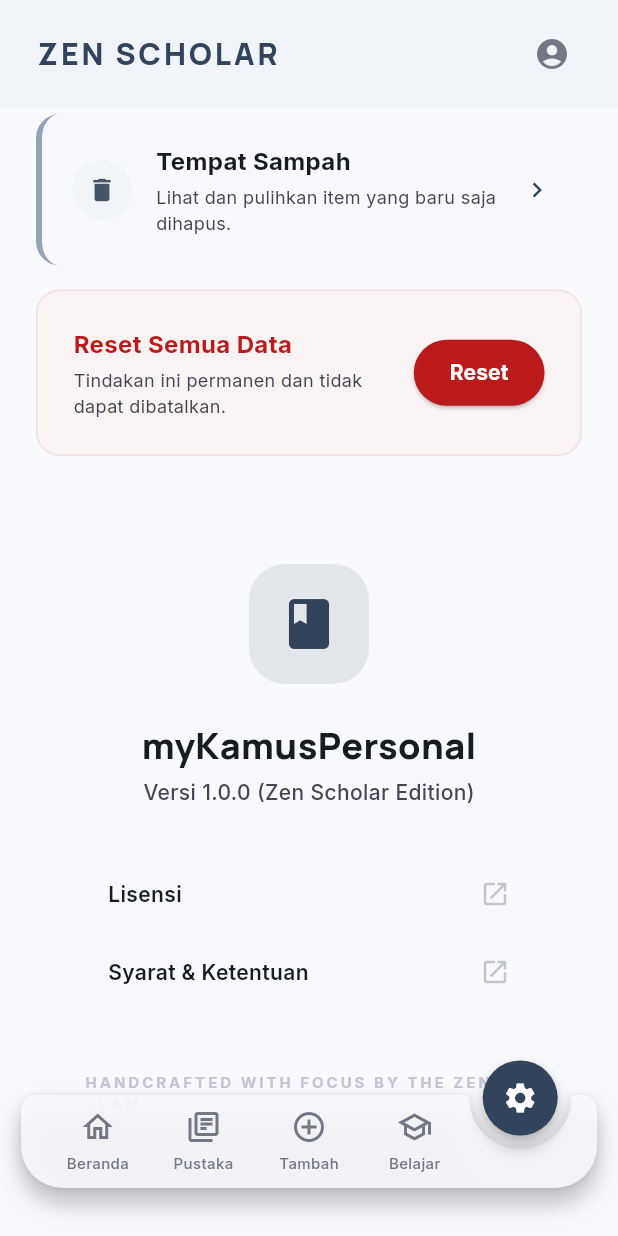
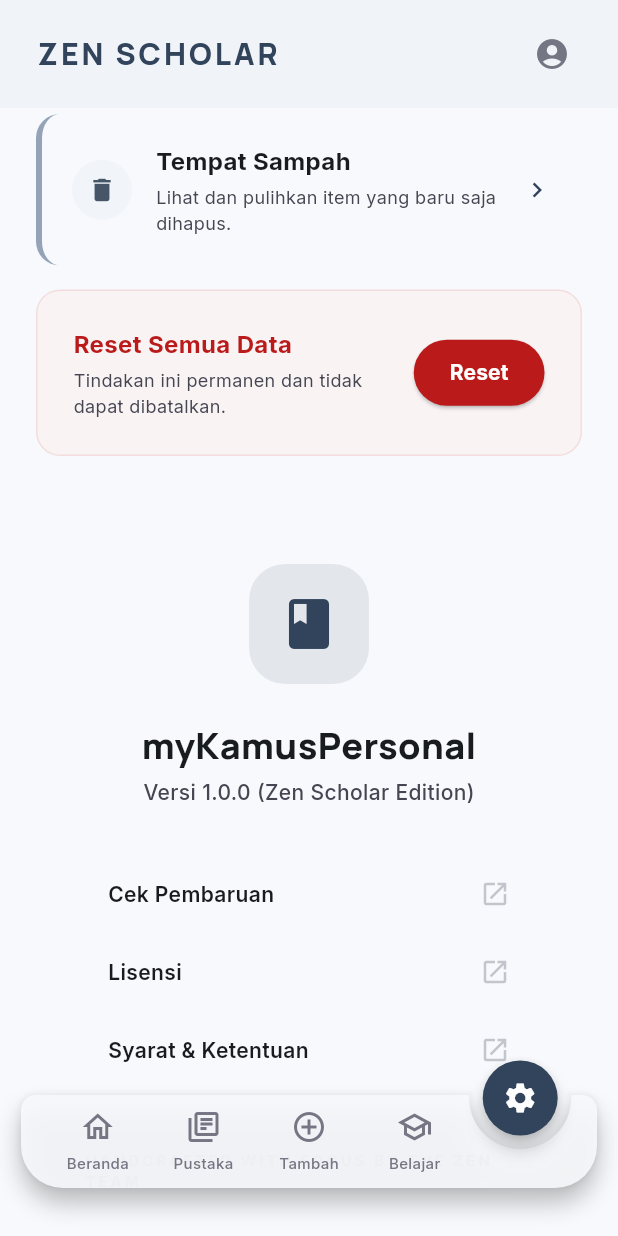
Before and after one commit to diazill/MyKamusPersonal, a Flutter app: the screen it shows after launch, item 5 of the bottom bar chosen, scrolled down 1728 dp, on a phone screen of 412 x 824 dp. Run offline on Flutter 3.47's test engine with Material 3 defaults, Android fonts, the phone set to English and light mode, and no system bars; drawn by our look-alikes of animated_notch_bottom_bar; our stand-ins replace cloud_firestore, dio, file_picker, firebase_core, google_fonts, google_generative_ai and 3 more; accounts and stored records are empty.

Commit message:
feat: add update check button and terms/license dialogs in settings

```diff
--- a/lib/utils/update_checker.dart
+++ b/lib/utils/update_checker.dart
@@ -5,13 +5,20 @@
 import '../widgets/update_dialog.dart';
 
 class UpdateChecker {
-  static Future<void> checkForUpdate(BuildContext context) async {
+  static Future<void> checkForUpdate(BuildContext context, {bool manualCheck = false}) async {
     try {
       final firestoreService = FirestoreService();
 
       // 1. Get latest version info from Firestore
       final updateInfo = await firestoreService.checkUpdate();
-      if (updateInfo == null) return;
+      if (updateInfo == null) {
+        if (manualCheck && context.mounted) {
+          ScaffoldMessenger.of(context).showSnackBar(
+            const SnackBar(content: Text('Anda sudah menggunakan versi terbaru.')),
+          );
+        }
+        return;
+      }
 
       final String latestVersion = updateInfo['latest_version'] ?? '0.0.0';
       final String apkUrl = updateInfo['apk_url'] ?? '';
@@ -46,9 +53,20 @@
             ),
           );
         }
+      } else {
+        if (manualCheck && context.mounted) {
+          ScaffoldMessenger.of(context).showSnackBar(
+            const SnackBar(content: Text('Anda sudah menggunakan versi terbaru.')),
+          );
+        }
       }
     } catch (e) {
       print('UpdateChecker error: $e');
+      if (manualCheck && context.mounted) {
+        ScaffoldMessenger.of(context).showSnackBar(
+          SnackBar(content: Text('Gagal memeriksa pembaruan: $e')),
+        );
+      }
     }
   }
 
```
Also changed, not shown: lib/screens/setelan_screen.dart (+65 -4 lines).
